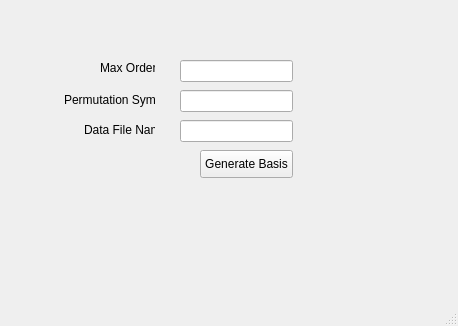
Old version of the form MSA/msa.ui in the repository thejeffreyli/gui_msa.
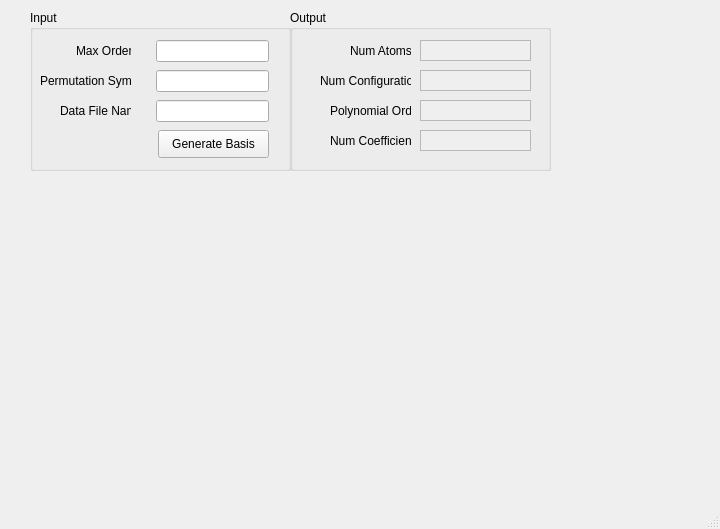
New version of the form.

Diff of the .ui file:
```diff
--- a/MSA/msa.ui
+++ b/MSA/msa.ui
@@ -6,34 +6,33 @@
    <rect>
     <x>0</x>
     <y>0</y>
-    <width>458</width>
-    <height>326</height>
+    <width>720</width>
+    <height>529</height>
    </rect>
   </property>
   <property name="windowTitle">
    <string>MainWindow</string>
   </property>
   <widget class="QWidget" name="centralwidget">
-   <widget class="QPushButton" name="button1">
+   <widget class="QGroupBox" name="groupBox">
     <property name="geometry">
      <rect>
-      <x>200</x>
-      <y>150</y>
-      <width>93</width>
-      <height>28</height>
+      <x>30</x>
+      <y>10</y>
+      <width>261</width>
+      <height>161</height>
      </rect>
     </property>
-    <property name="text">
-     <string>Generate Basis</string>
+    <property name="title">
+     <string>Input</string>
     </property>
-   </widget>
    <widget class="QLabel" name="label">
     <property name="geometry">
      <rect>
-      <x>100</x>
-      <y>60</y>
+       <x>46</x>
+       <y>30</y>
       <width>55</width>
-      <height>16</height>
+       <height>21</height>
      </rect>
     </property>
     <property name="text">
@@ -43,23 +42,10 @@
    <widget class="QLabel" name="label_2">
     <property name="geometry">
      <rect>
-      <x>64</x>
+       <x>30</x>
       <y>90</y>
-      <width>91</width>
-      <height>20</height>
-     </rect>
-    </property>
-    <property name="text">
-     <string>Permutation Symm</string>
-    </property>
-   </widget>
-   <widget class="QLabel" name="label_3">
-    <property name="geometry">
-     <rect>
-      <x>84</x>
-      <y>120</y>
       <width>71</width>
-      <height>20</height>
+       <height>21</height>
      </rect>
     </property>
     <property name="text">
@@ -69,32 +55,216 @@
    <widget class="QLineEdit" name="lineEdit">
     <property name="geometry">
      <rect>
-      <x>180</x>
-      <y>60</y>
+       <x>126</x>
+       <y>30</y>
       <width>113</width>
       <height>22</height>
      </rect>
     </property>
    </widget>
+    <widget class="QPushButton" name="button1">
+     <property name="geometry">
+      <rect>
+       <x>128</x>
+       <y>120</y>
+       <width>111</width>
+       <height>28</height>
+      </rect>
+     </property>
+     <property name="text">
+      <string>Generate Basis</string>
+     </property>
+    </widget>
    <widget class="QLineEdit" name="lineEdit_2">
     <property name="geometry">
      <rect>
-      <x>180</x>
-      <y>90</y>
+       <x>126</x>
+       <y>60</y>
       <width>113</width>
       <height>22</height>
      </rect>
     </property>
    </widget>
-   <widget class="QLineEdit" name="lineEdit_3">
+    <widget class="QLineEdit" name="lineEdit_6">
     <property name="geometry">
      <rect>
-      <x>180</x>
-      <y>120</y>
+       <x>126</x>
+       <y>90</y>
       <width>113</width>
       <height>22</height>
      </rect>
     </property>
+    </widget>
+    <widget class="QLabel" name="label_3">
+     <property name="geometry">
+      <rect>
+       <x>10</x>
+       <y>60</y>
+       <width>91</width>
+       <height>21</height>
+      </rect>
+     </property>
+     <property name="text">
+      <string>Permutation Symm</string>
+     </property>
+    </widget>
+   </widget>
+   <widget class="QGroupBox" name="groupBox_2">
+    <property name="geometry">
+     <rect>
+      <x>290</x>
+      <y>10</y>
+      <width>261</width>
+      <height>161</height>
+     </rect>
+    </property>
+    <property name="title">
+     <string>Output</string>
+    </property>
+    <widget class="QScrollArea" name="scrollArea">
+     <property name="geometry">
+      <rect>
+       <x>130</x>
+       <y>30</y>
+       <width>111</width>
+       <height>21</height>
+      </rect>
+     </property>
+     <property name="widgetResizable">
+      <bool>true</bool>
+     </property>
+     <widget class="QWidget" name="scrollAreaWidgetContents">
+      <property name="geometry">
+       <rect>
+        <x>0</x>
+        <y>0</y>
+        <width>109</width>
+        <height>19</height>
+       </rect>
+      </property>
+     </widget>
+    </widget>
+    <widget class="QLabel" name="label_7">
+     <property name="geometry">
+      <rect>
+       <x>60</x>
+       <y>30</y>
+       <width>61</width>
+       <height>21</height>
+      </rect>
+     </property>
+     <property name="text">
+      <string>Num Atoms</string>
+     </property>
+    </widget>
+    <widget class="QLabel" name="label_8">
+     <property name="geometry">
+      <rect>
+       <x>30</x>
+       <y>60</y>
+       <width>91</width>
+       <height>21</height>
+      </rect>
+     </property>
+     <property name="text">
+      <string>Num Configurations</string>
+     </property>
+    </widget>
+    <widget class="QScrollArea" name="scrollArea_2">
+     <property name="geometry">
+      <rect>
+       <x>130</x>
+       <y>60</y>
+       <width>111</width>
+       <height>21</height>
+      </rect>
+     </property>
+     <property name="widgetResizable">
+      <bool>true</bool>
+     </property>
+     <widget class="QWidget" name="scrollAreaWidgetContents_2">
+      <property name="geometry">
+       <rect>
+        <x>0</x>
+        <y>0</y>
+        <width>109</width>
+        <height>19</height>
+       </rect>
+      </property>
+     </widget>
+    </widget>
+    <widget class="QLabel" name="label_9">
+     <property name="geometry">
+      <rect>
+       <x>40</x>
+       <y>90</y>
+       <width>81</width>
+       <height>21</height>
+      </rect>
+     </property>
+     <property name="text">
+      <string>Polynomial Order</string>
+     </property>
+    </widget>
+    <widget class="QLabel" name="label_10">
+     <property name="geometry">
+      <rect>
+       <x>40</x>
+       <y>120</y>
+       <width>81</width>
+       <height>21</height>
+      </rect>
+     </property>
+     <property name="text">
+      <string>Num Coefficients</string>
+     </property>
+    </widget>
+    <widget class="QScrollArea" name="scrollArea_3">
+     <property name="geometry">
+      <rect>
+       <x>130</x>
+       <y>90</y>
+       <width>111</width>
+       <height>21</height>
+      </rect>
+     </property>
+     <property name="widgetResizable">
+      <bool>true</bool>
+     </property>
+     <widget class="QWidget" name="scrollAreaWidgetContents_3">
+      <property name="geometry">
+       <rect>
+        <x>0</x>
+        <y>0</y>
+        <width>109</width>
+        <height>19</height>
+       </rect>
+      </property>
+     </widget>
+    </widget>
+    <widget class="QScrollArea" name="scrollArea_4">
+     <property name="geometry">
+      <rect>
+       <x>130</x>
+       <y>120</y>
+       <width>111</width>
+       <height>21</height>
+      </rect>
+     </property>
+     <property name="widgetResizable">
+      <bool>true</bool>
+     </property>
+     <widget class="QWidget" name="scrollAreaWidgetContents_4">
+      <property name="geometry">
+       <rect>
+        <x>0</x>
+        <y>0</y>
+        <width>109</width>
+        <height>19</height>
+       </rect>
+      </property>
+     </widget>
+    </widget>
    </widget>
   </widget>
   <widget class="QMenuBar" name="menubar">
```
Left out of the diff: 4 changed lines with no effect on the pictures. Lines whose indentation alone changed are shown as unchanged.
